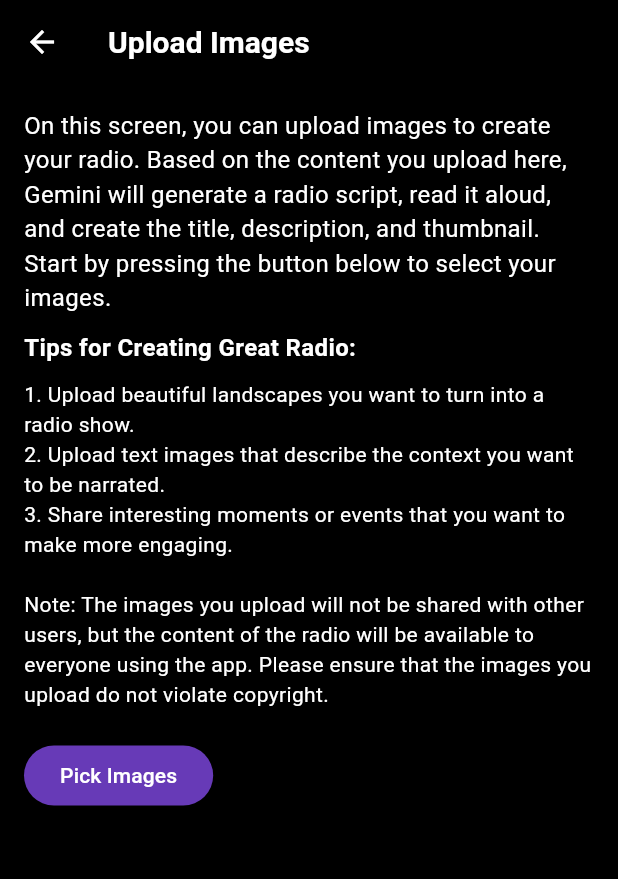
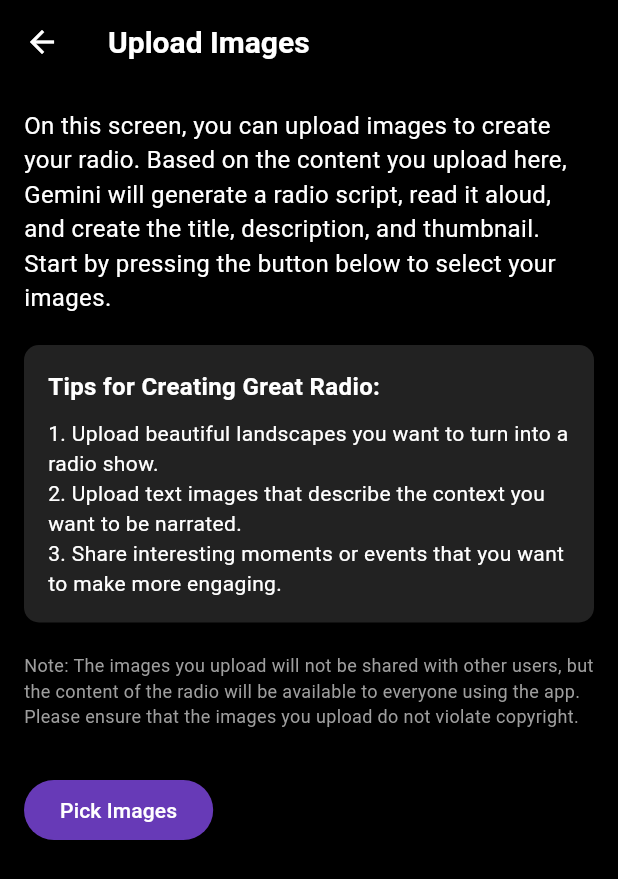
Before and after one commit to sugijotaro/anyradio, a Flutter app: the UploadScreen screen opened directly, on a phone screen of 412 x 824 dp. Shown: the top 879 px of the screen. Run offline on Flutter 3.47's test engine with Material 3 defaults, Android fonts, the phone set to English and light mode, and no system bars; our stand-ins replace audio_service, audio_video_progress_bar, cached_network_image, cloud_firestore, firebase_analytics, firebase_auth and 8 more; accounts and stored records are empty; generated files the repository leaves out were written again; network calls fail.

Commit message:
説明文

```diff
--- a/lib/screens/upload_screen.dart
+++ b/lib/screens/upload_screen.dart
@@ -74,32 +74,36 @@ class _UploadScreenState extends State<UploadScreen> {
                     l10n.uploadInstructions,
                     style: TextStyle(fontSize: 16, color: Colors.white),
                   ),
-                  SizedBox(height: 10),
+                  SizedBox(height: 20),
+                  Container(
+                    padding: const EdgeInsets.all(16.0),
+                    decoration: BoxDecoration(
+                      color: const Color(0xFF222222),
+                      borderRadius: BorderRadius.circular(10),
+                    ),
+                    child: Column(
+                      crossAxisAlignment: CrossAxisAlignment.start,
+                      children: [
                         Text(
                           l10n.tipsForCreatingGreatRadio,
                           style: TextStyle(
                             fontSize: 16,
                             fontWeight: FontWeight.bold,
-                        color: Colors.white),
+                            color: Colors.white,
+                          ),
                         ),
                         SizedBox(height: 10),
                         Text(
                           l10n.exampleTips,
                           style: TextStyle(fontSize: 14, color: Colors.white),
                         ),
+                      ],
+                    ),
+                  ),
                   SizedBox(height: 20),
                   Text(
                     l10n.privacyNotice,
-                    style: TextStyle(fontSize: 14, color: Colors.white),
-                  ),
-                  SizedBox(height: 20),
-                  ElevatedButton(
-                    onPressed: viewModel.isUploading ? null : _pickImages,
-                    child: Text(
-                      _imageFiles.isEmpty
-                          ? l10n.pickImages
-                          : l10n.pickImagesAgain,
-                    ),
+                    style: TextStyle(fontSize: 12, color: Colors.grey),
                   ),
                   SizedBox(height: 20),
                   if (_imageFiles.isNotEmpty)
@@ -117,6 +121,16 @@ class _UploadScreenState extends State<UploadScreen> {
                         },
                       ),
                     ),
+                  SizedBox(height: 10),
+                  ElevatedButton(
+                    onPressed: viewModel.isUploading ? null : _pickImages,
+                    child: Text(
+                      _imageFiles.isEmpty
+                          ? l10n.pickImages
+                          : l10n.pickImagesAgain,
+                    ),
+                  ),
+                  SizedBox(height: 10),
                   if (_imageFiles.isNotEmpty)
                     ElevatedButton(
                       onPressed: viewModel.isUploading
```
Lines whose indentation alone changed are shown as unchanged.
